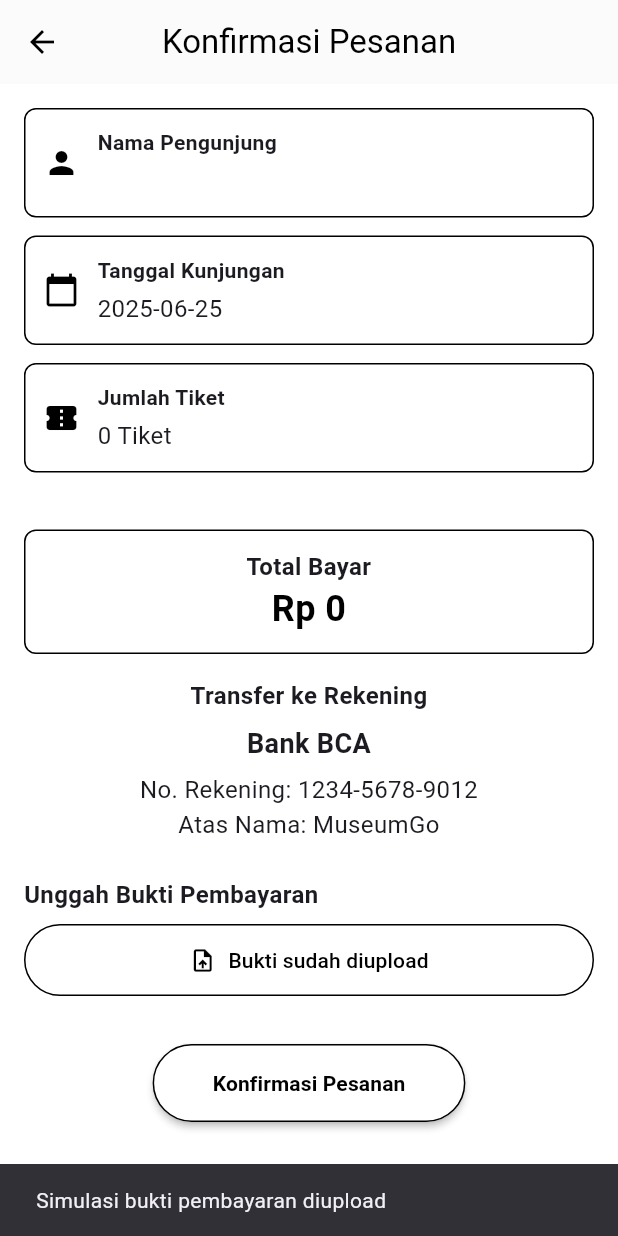
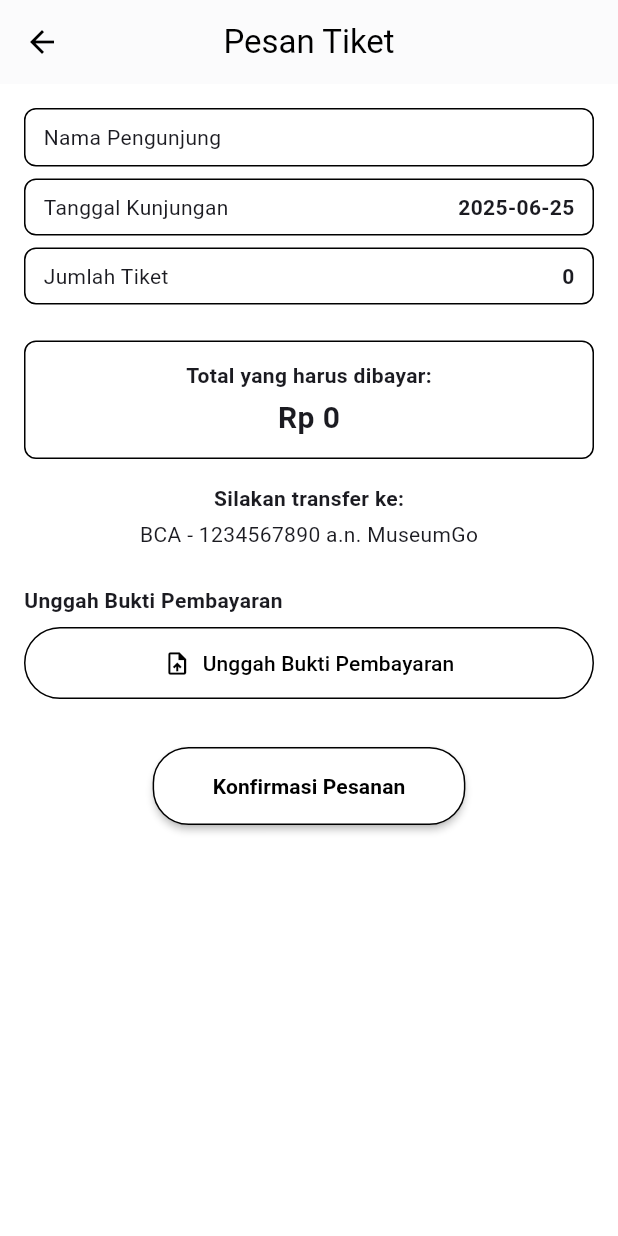
Before and after one commit to faizaST/museumgo, a Flutter app: the KonfirmasiPage screen opened directly with empty values, after a tap on "Unggah Bukti Pembayaran", on a phone screen of 412 x 824 dp. Run offline on Flutter 3.47's test engine with Material 3 defaults, Android fonts, the phone set to English and light mode, and no system bars; our stand-ins replace get, get_storage, image_picker, month_picker_dialog, supabase_flutter; accounts and stored records are empty.

Commit message:
Edit konfirmasi_page

```diff
--- a/lib/screens/user/konfirmasi_page.dart
+++ b/lib/screens/user/konfirmasi_page.dart
@@ -1,4 +1,9 @@
+import 'dart:io';
 import 'package:flutter/material.dart';
+import 'package:get/get.dart';
+import 'package:get_storage/get_storage.dart';
+import 'package:image_picker/image_picker.dart';
+import 'package:supabase_flutter/supabase_flutter.dart';
 
 class KonfirmasiPage extends StatefulWidget {
   final String namaPengunjung;
@@ -18,38 +23,128 @@ class KonfirmasiPage extends StatefulWidget {
 
 class _KonfirmasiPageState extends State<KonfirmasiPage> {
   static const int hargaTiketPerOrang = 50000;
-  bool _isFileUploaded = false;
-  int _selectedIndex = 0;
+  final _box = GetStorage();
+  bool _isUploading = false;
+  String? _uploadedImageUrl;
+  XFile? _imageFile;
 
-  void _onNavTapped(int index) {
+  Future<void> _pickImageAndUpload() async {
+    final picker = ImagePicker();
+    final pickedFile = await picker.pickImage(source: ImageSource.gallery);
+
+    if (pickedFile != null) {
+      setState(() => _isUploading = true);
+
+      try {
+        final fileName =
+            '${DateTime.now().millisecondsSinceEpoch}_${pickedFile.name}';
+        final fileBytes = await pickedFile.readAsBytes();
+
+        // Upload ke Supabase Storage
+        await Supabase.instance.client.storage
+            .from('bukti-pembayaran')
+            .uploadBinary('bukti_url/$fileName', fileBytes);
+
+        final publicUrl = Supabase.instance.client.storage
+            .from('bukti-pembayaran')
+            .getPublicUrl('bukti_url/$fileName');
+
         setState(() {
-      _selectedIndex = index;
+          _imageFile = pickedFile;
+          _uploadedImageUrl = publicUrl;
         });
+
+        print('✅ Upload berhasil. Public URL: $_uploadedImageUrl');
+
+        Get.snackbar(
+          'Upload Berhasil',
+          'Bukti pembayaran berhasil diunggah',
+          snackPosition: SnackPosition.BOTTOM,
+          backgroundColor: Colors.green,
+          colorText: Colors.white,
+        );
+      } catch (e) {
+        print('❌ Upload error: $e');
+        Get.snackbar(
+          'Upload Gagal',
+          'Terjadi kesalahan: $e',
+          snackPosition: SnackPosition.BOTTOM,
+          backgroundColor: Colors.red,
+          colorText: Colors.white,
+        );
+      } finally {
+        setState(() => _isUploading = false);
+      }
+    }
   }
 
-  void _uploadBukti() {
-    setState(() {
-      _isFileUploaded = true;
-    });
-
-    ScaffoldMessenger.of(context).showSnackBar(
-      const SnackBar(content: Text('Simulasi bukti pembayaran diupload')),
-    );
-  }
-
-  void _submit() {
-    if (!_isFileUploaded) {
-      ScaffoldMessenger.of(context).showSnackBar(
-        const SnackBar(content: Text('Silakan unggah bukti pembayaran')),
+  Future<void> _submit() async {
+    if (_uploadedImageUrl == null) {
+      Get.snackbar(
+        'Error',
+        'Silakan unggah bukti pembayaran',
+        snackPosition: SnackPosition.BOTTOM,
+        backgroundColor: Colors.red,
+        colorText: Colors.white,
       );
       return;
     }
 
-    Navigator.popUntil(context, (route) => route.isFirst);
+    final user = Supabase.instance.client.auth.currentUser;
+    if (user == null) {
+      Get.snackbar(
+        'Error',
+        'User tidak ditemukan. Silakan login ulang.',
+        snackPosition: SnackPosition.BOTTOM,
+        backgroundColor: Colors.red,
+        colorText: Colors.white,
+      );
+      return;
+    }
 
-    ScaffoldMessenger.of(context).showSnackBar(
-      const SnackBar(content: Text('Pesanan berhasil dikonfirmasi!')),
+    final userId = user.id;
+    final totalBayar = widget.jumlahTiket * hargaTiketPerOrang;
+
+    final pemesananData = {
+      'user_id': userId,
+      'nama': widget.namaPengunjung,
+      'tanggal': widget.tanggalKunjungan.toIso8601String().substring(0, 10),
+      'jumlah': widget.jumlahTiket,
+      'total': totalBayar,
+      'bukti_url': _uploadedImageUrl,
+    };
+
+    try {
+      final response =
+          await Supabase.instance.client
+              .from('pemesanan')
+              .insert(pemesananData)
+              .select()
+              .single();
+
+      print('✅ Insert response: $response');
+
+      _box.write('last_konfirmasi', response);
+
+      Get.offAllNamed('/riwayat');
+
+      Get.snackbar(
+        'Sukses',
+        'Pesanan berhasil dikonfirmasi!',
+        snackPosition: SnackPosition.BOTTOM,
+        backgroundColor: Colors.green,
+        colorText: Colors.white,
       );
+    } catch (e) {
+      print('❌ Insert error: $e');
+      Get.snackbar(
+        'Gagal',
+        'Terjadi kesalahan saat menyimpan: $e',
+        snackPosition: SnackPosition.BOTTOM,
+        backgroundColor: Colors.red,
+        colorText: Colors.white,
+      );
+    }
   }
 
   @override
@@ -59,7 +154,7 @@ class _KonfirmasiPageState extends State<KonfirmasiPage> {
     return Scaffold(
       backgroundColor: Colors.white,
       appBar: AppBar(
-        title: const Text('Konfirmasi Pesanan'),
+        title: const Text('Pesan Tiket'),
         centerTitle: true,
         backgroundColor: Colors.white,
         foregroundColor: Colors.black,
@@ -70,34 +165,22 @@ class _KonfirmasiPageState extends State<KonfirmasiPage> {
         child: Column(
           crossAxisAlignment: CrossAxisAlignment.start,
           children: [
-            _buildInfoCard(
-              icon: Icons.person,
+            _buildInfoBox(
               label: 'Nama Pengunjung',
               value: widget.namaPengunjung,
             ),
-            _buildInfoCard(
-              icon: Icons.calendar_today,
+            _buildInfoBox(
               label: 'Tanggal Kunjungan',
-              value:
-                  widget.tanggalKunjungan
-                      .toLocal()
-                      .toIso8601String()
-                      .split("T")
-                      .first,
+              value: widget.tanggalKunjungan.toIso8601String().substring(0, 10),
             ),
-            _buildInfoCard(
-              icon: Icons.confirmation_number,
+            _buildInfoBox(
               label: 'Jumlah Tiket',
-              value: '${widget.jumlahTiket} Tiket',
+              value: '${widget.jumlahTiket}',
             ),
-            const SizedBox(height: 10),
-
-            // Ganti bagian Total Bayar dengan container border hitam:
-            Center(
-              child: Container(
+            const SizedBox(height: 16),
+            Container(
               width: double.infinity,
               padding: const EdgeInsets.all(12),
-                margin: const EdgeInsets.symmetric(vertical: 16),
               decoration: BoxDecoration(
                 border: Border.all(color: Colors.black),
                 borderRadius: BorderRadius.circular(8),
@@ -105,70 +188,48 @@ class _KonfirmasiPageState extends State<KonfirmasiPage> {
               child: Column(
                 children: [
                   const Text(
-                      'Total Bayar',
-                      style: TextStyle(
-                        fontSize: 16,
-                        fontWeight: FontWeight.w600,
+                    'Total yang harus dibayar:',
+                    style: TextStyle(fontWeight: FontWeight.w600),
                   ),
-                      textAlign: TextAlign.center,
+                  const SizedBox(height: 4),
+                  Text(
+                    'Rp $totalBayar',
+                    style: const TextStyle(
+                      fontSize: 20,
+                      fontWeight: FontWeight.bold,
                     ),
-                    Text(
-                      'Rp ${totalBayar.toString()}',
-                      style: const TextStyle(
-                        fontSize: 24,
-                        fontWeight: FontWeight.bold,
-                        color: Colors.black,
-                      ),
-                      textAlign: TextAlign.center,
                   ),
                 ],
               ),
             ),
-            ),
-
-            // Bagian rekening bank tanpa container border:
+            const SizedBox(height: 16),
             Center(
               child: Column(
                 children: const [
                   Text(
-                    'Transfer ke Rekening',
-                    style: TextStyle(fontSize: 16, fontWeight: FontWeight.w600),
-                    textAlign: TextAlign.center,
+                    'Silakan transfer ke:',
+                    style: TextStyle(fontWeight: FontWeight.w600),
                   ),
-                  SizedBox(height: 8),
-                  Text(
-                    'Bank BCA',
-                    style: TextStyle(fontSize: 18, fontWeight: FontWeight.bold),
-                    textAlign: TextAlign.center,
-                  ),
-                  SizedBox(height: 6),
-                  Text(
-                    'No. Rekening: 1234-5678-9012',
-                    style: TextStyle(fontSize: 16),
-                    textAlign: TextAlign.center,
-                  ),
-                  Text(
-                    'Atas Nama: MuseumGo',
-                    style: TextStyle(fontSize: 16),
-                    textAlign: TextAlign.center,
-                  ),
+                  SizedBox(height: 4),
+                  Text('BCA - 1234567890 a.n. MuseumGo'),
                 ],
               ),
             ),
             const SizedBox(height: 24),
-
             const Text(
               'Unggah Bukti Pembayaran',
-              style: TextStyle(fontSize: 16, fontWeight: FontWeight.w600),
+              style: TextStyle(fontWeight: FontWeight.w600),
             ),
             const SizedBox(height: 8),
             OutlinedButton.icon(
-              onPressed: _uploadBukti,
+              onPressed: _isUploading ? null : _pickImageAndUpload,
               icon: const Icon(Icons.upload_file, color: Colors.black),
               label: Text(
-                _isFileUploaded
+                _isUploading
+                    ? 'Mengunggah...'
+                    : (_uploadedImageUrl != null
                         ? 'Bukti sudah diupload'
-                    : 'Unggah Bukti Pembayaran',
+                        : 'Unggah Bukti Pembayaran'),
                 style: const TextStyle(color: Colors.black),
               ),
               style: OutlinedButton.styleFrom(
@@ -179,10 +240,9 @@ class _KonfirmasiPageState extends State<KonfirmasiPage> {
               ),
             ),
             const SizedBox(height: 32),
-
             Center(
               child: ElevatedButton(
-                onPressed: _submit,
+                onPressed: _isUploading ? null : _submit,
                 child: const Text(
                   'Konfirmasi Pesanan',
                   style: TextStyle(
@@ -198,6 +258,9 @@ class _KonfirmasiPageState extends State<KonfirmasiPage> {
                     vertical: 16,
                   ),
                   elevation: 2,
+                  shape: RoundedRectangleBorder(
+                    borderRadius: BorderRadius.circular(24),
+                  ),
                 ),
               ),
             ),
@@ -207,35 +270,20 @@ class _KonfirmasiPageState extends State<KonfirmasiPage> {
     );
   }
 
-  Widget _buildInfoCard({
-    required IconData icon,
-    required String label,
-    required String value,
-  }) {
+  Widget _buildInfoBox({required String label, required String value}) {
     return Container(
-      margin: const EdgeInsets.only(bottom: 12),
-      padding: const EdgeInsets.all(12),
+      width: double.infinity,
+      padding: const EdgeInsets.symmetric(vertical: 8, horizontal: 12),
+      margin: const EdgeInsets.only(bottom: 8),
       decoration: BoxDecoration(
         border: Border.all(color: Colors.black),
         borderRadius: BorderRadius.circular(8),
       ),
       child: Row(
+        mainAxisAlignment: MainAxisAlignment.spaceBetween,
         children: [
-          Icon(icon, color: Colors.black),
-          const SizedBox(width: 12),
-          Expanded(
-            child: Column(
-              crossAxisAlignment: CrossAxisAlignment.start,
-              children: [
-                Text(
-                  label,
-                  style: const TextStyle(fontWeight: FontWeight.w600),
-                ),
-                const SizedBox(height: 4),
-                Text(value, style: const TextStyle(fontSize: 16)),
-              ],
-            ),
-          ),
+          Text(label),
+          Text(value, style: const TextStyle(fontWeight: FontWeight.w600)),
         ],
       ),
     );
```
Lines whose indentation alone changed are shown as unchanged.
